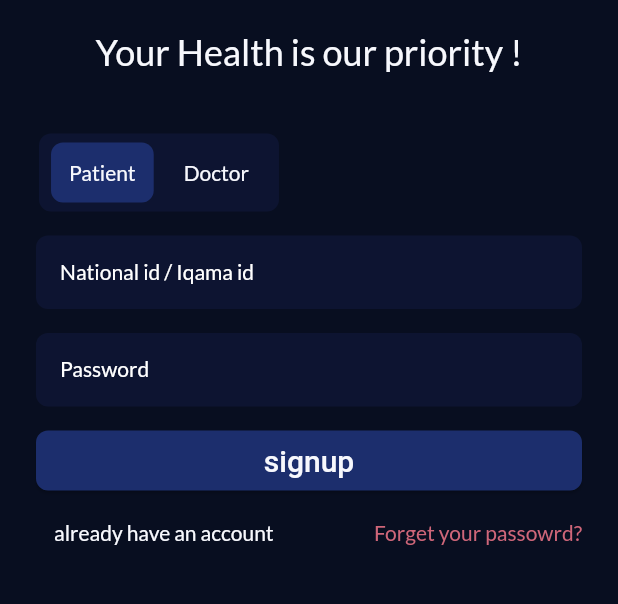
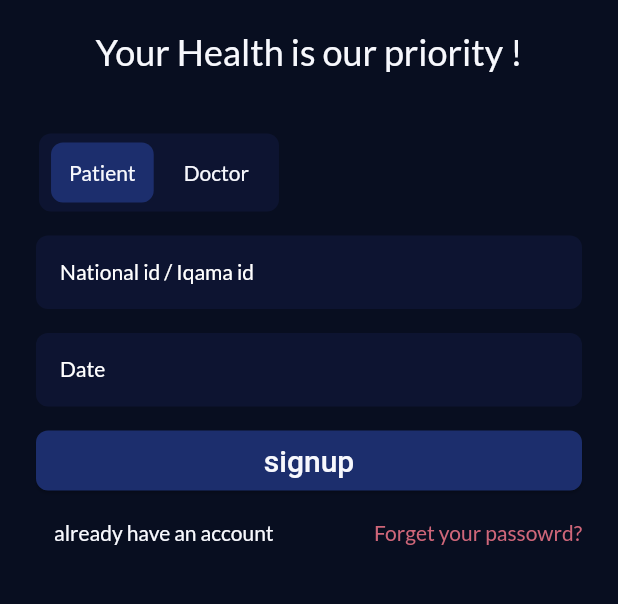
Before and after one commit to Mohammed-Alkadi/graduation_project, a Flutter app: the screen it shows after launch, after a tap on "create an account", on a phone screen of 412 x 824 dp, the part 475-1079 px from its top. Run offline on Flutter 3.47's test engine with Material 2 defaults, Android fonts, the phone set to English and light mode, and no system bars; our stand-ins replace firebase_core, google_fonts; accounts and stored records are empty; generated files the repository leaves out were written again.

Commit message:
sign up date

```diff
--- a/lib/screens/auth.dart
+++ b/lib/screens/auth.dart
@@ -1,8 +1,7 @@
-import 'dart:io';
-
 // import 'package:firebase_auth/firebase_auth.dart';
 // import 'package:firebase_storage/firebase_storage.dart';
 import 'package:flutter/material.dart';
+import 'package:intl/intl.dart';
 
 // final _firebase = FirebaseAuth.instance;
 
@@ -16,6 +15,15 @@ class AuthScreen extends StatefulWidget {
 }
 
 class _AuthScreenState extends State<AuthScreen> {
+  TextEditingController dateinput = TextEditingController();
+  //text editing controller for text field (for date)
+
+  @override
+  void initState() {
+    dateinput.text = ""; //set the initial value of text field (for date)
+    super.initState();
+  }
+
   final _formKey = GlobalKey<FormState>();
   var _isLogin = true;
   var _isPatient = true;
@@ -235,7 +243,8 @@ class _AuthScreenState extends State<AuthScreen> {
                         const SizedBox(
                           height: 16,
                         ),
-                        TextFormField(
+                        _isLogin
+                            ? TextFormField(
                                 decoration: InputDecoration(
                                   focusedErrorBorder: OutlineInputBorder(
                                     borderRadius: BorderRadius.circular(8),
@@ -259,11 +268,14 @@ class _AuthScreenState extends State<AuthScreen> {
                                   ),
                                   border: const OutlineInputBorder(),
                                   filled: true,
-                            fillColor: Theme.of(context).colorScheme.secondary,
+                                  fillColor:
+                                      Theme.of(context).colorScheme.secondary,
                                   label: const Text('Password'),
                                   floatingLabelStyle: _inValidPassword
                                       ? TextStyle(
-                                    color: Theme.of(context).colorScheme.error,
+                                          color: Theme.of(context)
+                                              .colorScheme
+                                              .error,
                                         )
                                       : TextStyle(
                                           color: Theme.of(context)
@@ -272,7 +284,8 @@ class _AuthScreenState extends State<AuthScreen> {
                                         ),
                                 ),
                                 style: TextStyle(
-                            color: Theme.of(context).colorScheme.onPrimary,
+                                  color:
+                                      Theme.of(context).colorScheme.onPrimary,
                                 ),
                                 obscureText: true,
                                 validator: (value) {
@@ -291,6 +304,81 @@ class _AuthScreenState extends State<AuthScreen> {
                                 },
                                 onSaved: (value) {
                                   _enteredPassword = value!;
+                                },
+                              )
+                            : TextFormField(
+                                // date for sign up
+                                controller:
+                                    dateinput, //editing controller of this TextField
+                                decoration: InputDecoration(
+                                  focusedErrorBorder: OutlineInputBorder(
+                                    borderRadius: BorderRadius.circular(8),
+                                    borderSide: const BorderSide(
+                                      style: BorderStyle.none,
+                                    ),
+                                  ),
+                                  enabledBorder: OutlineInputBorder(
+                                    borderRadius: BorderRadius.circular(8),
+                                    borderSide: const BorderSide(
+                                      style: BorderStyle.none,
+                                    ),
+                                  ),
+                                  focusedBorder: OutlineInputBorder(
+                                    borderRadius: BorderRadius.circular(16),
+                                    borderSide: BorderSide(
+                                      color: Theme.of(context)
+                                          .colorScheme
+                                          .secondaryContainer,
+                                    ),
+                                  ),
+                                  border: const OutlineInputBorder(),
+                                  filled: true,
+                                  fillColor:
+                                      Theme.of(context).colorScheme.secondary,
+                                  label: const Text('Date'),
+                                  // floatingLabelStyle: _inValidPassword
+                                  //     ? TextStyle(
+                                  //         color: Theme.of(context)
+                                  //             .colorScheme
+                                  //             .error,
+                                  //       )
+                                  //     : TextStyle(
+                                  //         color: Theme.of(context)
+                                  //             .colorScheme
+                                  //             .secondaryContainer,
+                                  //       ),
+                                ),
+                                style: TextStyle(
+                                  color:
+                                      Theme.of(context).colorScheme.onPrimary,
+                                ),
+                                readOnly:
+                                    true, //set it true, so that user will not able to edit text
+                                onTap: () async {
+                                  DateTime? pickedDate = await showDatePicker(
+                                    context: context,
+                                    initialDate: DateTime.now(),
+                                    firstDate: DateTime(2000),
+                                    lastDate: DateTime(2101),
+                                  );
+
+                                  if (pickedDate != null) {
+                                    //pickedDate output format => 2021-03-10 00:00:00.000
+                                    String formattedDate =
+                                        DateFormat('yyyy-MM-dd')
+                                            .format(pickedDate);
+                                    //formatted date output using intl package =>  2021-03-16
+                                    //you can implement different kind of Date Format here according to your requirement
+
+                                    setState(() {
+                                      dateinput.text =
+                                          formattedDate; //set output date to TextField value.
+                                    });
+                                  } else {
+                                    setState(() {
+                                      dateinput.text = '';
+                                    });
+                                  }
                                 },
                               ),
                         const SizedBox(
@@ -326,6 +414,7 @@ class _AuthScreenState extends State<AuthScreen> {
                               onPressed: () {
                                 setState(() {
                                   _isLogin = !_isLogin;
+                                  dateinput.text = ''; // for date
                                 });
                               },
                               child: Text(
--- a/pubspec.yaml
+++ b/pubspec.yaml
@@ -16,6 +16,7 @@ dependencies:
   flutter_localizations:
     sdk: flutter
   google_fonts: ^6.1.0
+  intl: ^0.18.1
 
 dev_dependencies:
   flutter_test:
```
Also changed, not shown: pubspec.lock. Lines whose indentation alone changed are shown as unchanged.
